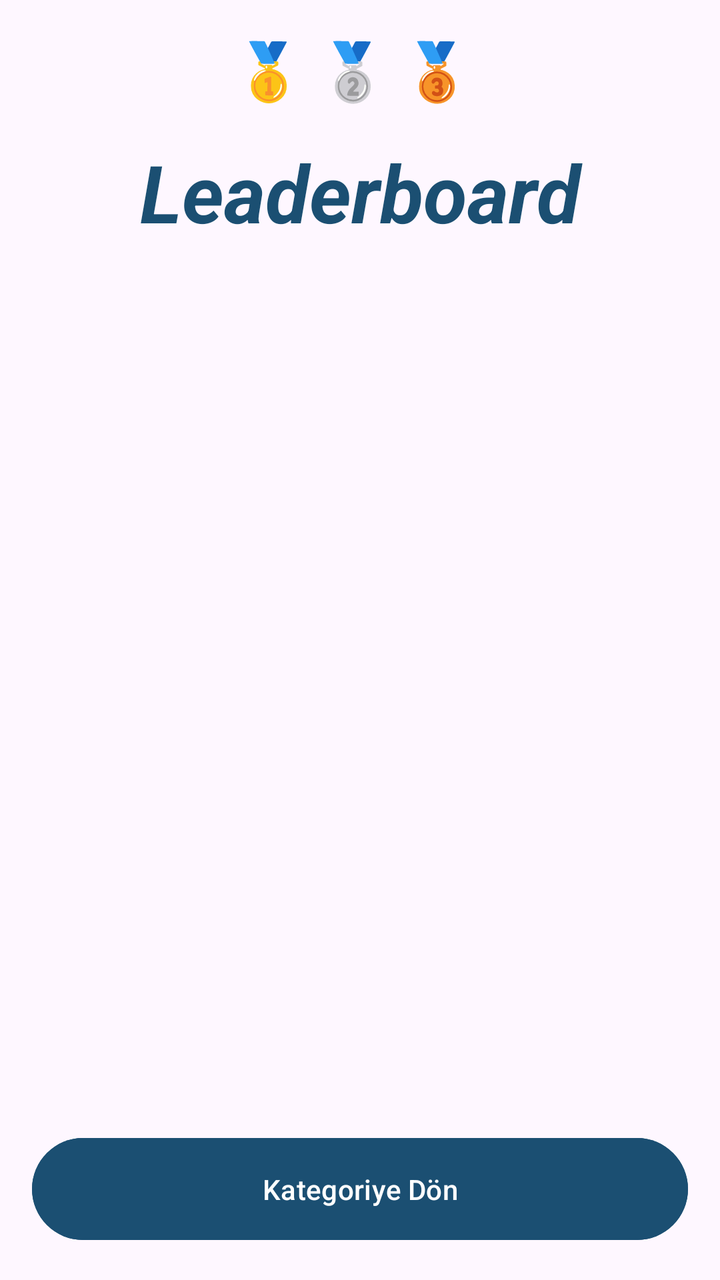
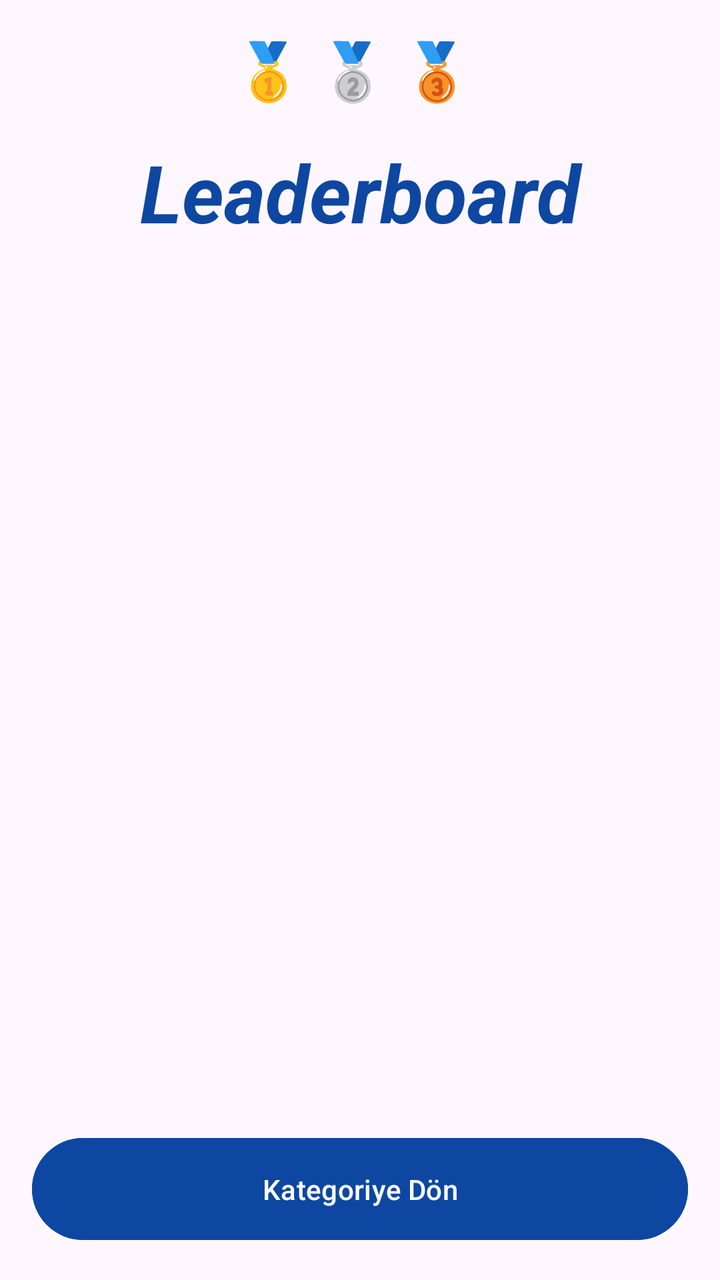

Compare the two renders of this Android layout. The source of the first and the diff that turns it into the second are given below.
<!-- AndroidManifest.xml: application theme Theme.MyQuizApp -->
<!-- res/layout/fragment_leaderboard.xml -->
<?xml version="1.0" encoding="utf-8"?>
<LinearLayout xmlns:android="http://schemas.android.com/apk/res/android"
    android:layout_width="match_parent"
    android:layout_height="match_parent"
    android:orientation="vertical"
    android:padding="16dp">
    
    <LinearLayout
        android:orientation="vertical"
        android:layout_width="match_parent"
        android:layout_height="0dp"
        android:layout_weight="1">
    <TextView
        android:id="@+id/leaderboardEmoji"
        android:layout_width="match_parent"
        android:layout_height="wrap_content"
        android:text="🥇 🥈 🥉 "
        android:textSize="28sp"
        android:gravity="center"
        android:layout_marginBottom="16dp" />
    <TextView
        android:id="@+id/leaderboardTitle"
        android:layout_width="match_parent"
        android:layout_height="wrap_content"
        android:text="Leaderboard"
        android:textSize="40sp"
        android:textStyle="bold|italic"
        android:textColor="#1B4F72"
        android:gravity="center"
        android:layout_marginBottom="16dp" />

    <androidx.recyclerview.widget.RecyclerView
        android:id="@+id/leaderboardRecyclerView"
        android:layout_width="match_parent"
        android:layout_height="match_parent"
        android:clipToPadding="false"
        android:paddingTop="8dp"
        android:paddingBottom="8dp" />
    </LinearLayout>
    <Button
        android:id="@+id/buttonBackToCategory"
        android:layout_width="match_parent"
        android:layout_height="wrap_content"
        android:text="Kategoriye Dön"
        android:backgroundTint="#1B4F72"
        android:textColor="#FFFFFF"
        android:padding="16dp"
        android:textAllCaps="false" />
</LinearLayout>
<!-- resources referenced by this layout -->
<resources>
  <style name="Theme.MyQuizApp" parent="Base.Theme.MyQuizApp" />
  <style name="Base.Theme.MyQuizApp" parent="Theme.Material3.DayNight.NoActionBar">
          
          
      </style>
</resources>

<!-- the commit's change to res/layout/fragment_leaderboard.xml (unified diff, before → after) -->
@@ -25,7 +25,7 @@
         android:text="Leaderboard"
         android:textSize="40sp"
         android:textStyle="bold|italic"
-        android:textColor="#1B4F72"
+        android:textColor="#0D47A1"
         android:gravity="center"
         android:layout_marginBottom="16dp" />
 
@@ -42,7 +42,7 @@
         android:layout_width="match_parent"
         android:layout_height="wrap_content"
         android:text="Kategoriye Dön"
-        android:backgroundTint="#1B4F72"
+        android:backgroundTint="#0D47A1"
         android:textColor="#FFFFFF"
         android:padding="16dp"
         android:textAllCaps="false" />
